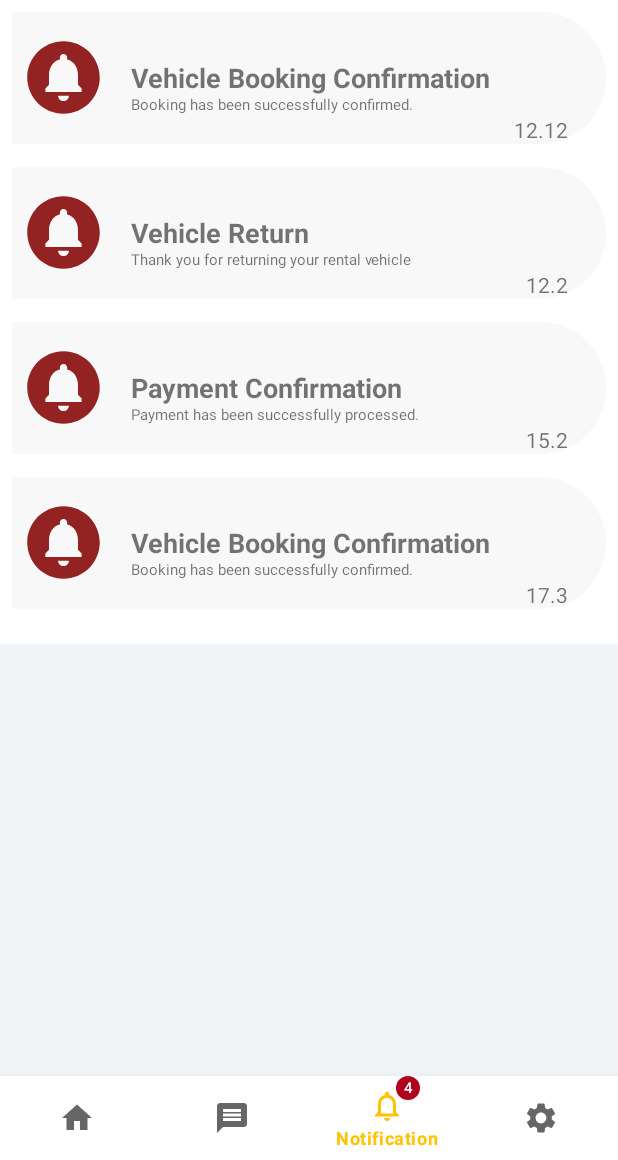
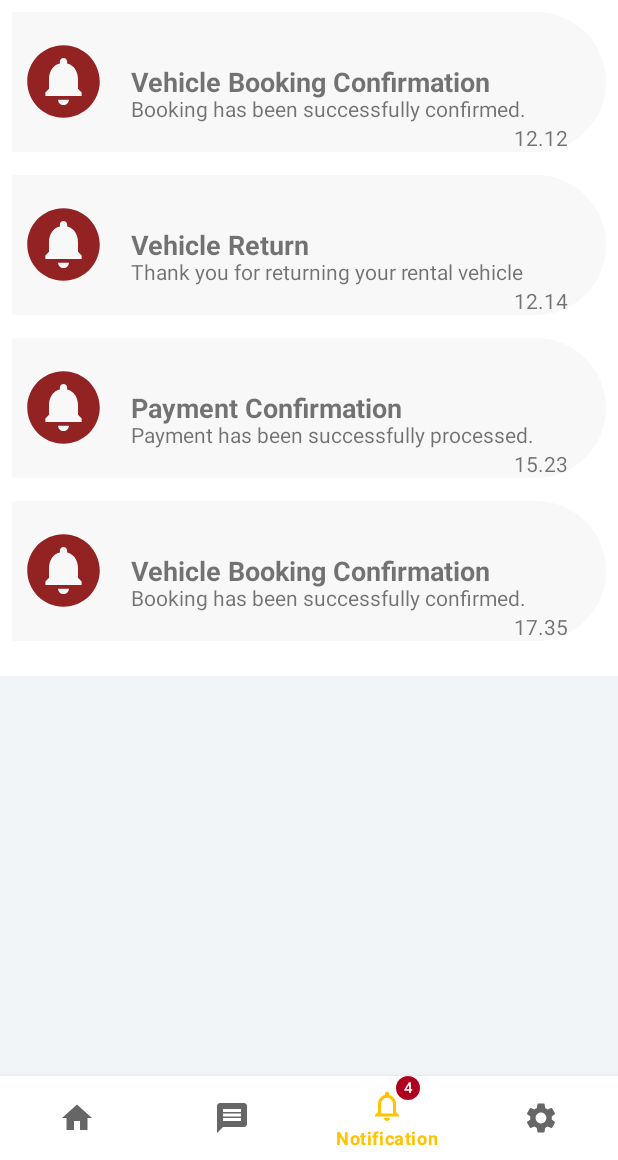
Before and after one commit to BK-KAVIYA/Rent-Car-Mobile-Application, an Android app: the screen it shows after launch once a user with an empty profile is signed in (Dashboard), item 3 of the bottom bar chosen, on a phone screen of 412 x 824 dp, the part 76-1236 px from its top. Run offline under Robolectric (Android 15) with nearby library versions, the phone set to English and light mode, and no system bars; our stand-ins replace Firebase (no records; nobody signed in at launch, a user with empty details on screens opened directly); Roboto replaces fonts that are not available here.

```diff
--- a/app/build.gradle
+++ b/app/build.gradle
@@ -40,6 +40,7 @@ dependencies {
     implementation 'com.google.android.material:material:1.5.0'
     implementation 'androidx.constraintlayout:constraintlayout:2.1.3'
     implementation 'androidx.legacy:legacy-support-v4:1.0.0'
+    implementation files('libs\\jtds-1.3.1.jar')
     testImplementation 'junit:junit:4.+'
     androidTestImplementation 'androidx.test.ext:junit:1.1.3'
     androidTestImplementation 'androidx.test.espresso:espresso-core:3.4.0'
--- /dev/null
+++ b/app/src/main/java/com/example/sourthenlankacarrental/Connection/DBConnection.java
@@ -0,0 +1,36 @@
+package com.example.sourthenlankacarrental.Connection;
+
+import android.os.StrictMode;
+import java.sql.Connection;
+import java.sql.DriverManager;
+import java.sql.SQLException;
+
+public class DBConnection {
+    Connection connection;
+    String username, password, ip, port, database;
+
+    public Connection getConnection() {
+        ip = "192.168.8.100";
+        port = "1444";
+        database = "slcrms";
+        username = "sa";
+        password = "1234";
+        StrictMode.ThreadPolicy policy=new StrictMode.ThreadPolicy.Builder().permitAll().build();
+        StrictMode.setThreadPolicy(policy);
+        Connection connection=null;
+        String ConnectionURL=null;
+
+        try {
+            Class.forName("net.sourceforge.jtds.jdbc.Driver");
+            ConnectionURL= "jdbc:jtds:sqlserver://"+ ip + ":"+ port+";"+ "databasename="+ database+";user="+username+";password="+password+";";
+
+            connection = DriverManager.getConnection(ConnectionURL);
+        } catch (ClassNotFoundException e) {
+            System.out.println("Exception Occurred: " + e.getMessage());
+        } catch (SQLException e) {
+            System.out.println("Exception Occurred: " + e.getMessage());
+        }
+
+        return connection;
+    }
+}
--- a/app/src/main/java/com/example/sourthenlankacarrental/HomeFragment.java
+++ b/app/src/main/java/com/example/sourthenlankacarrental/HomeFragment.java
@@ -14,6 +14,7 @@ import android.view.View;
 import android.view.ViewGroup;
 import android.widget.Button;
 
+import com.example.sourthenlankacarrental.Connection.DBConnection;
 import com.google.firebase.database.DataSnapshot;
 import com.google.firebase.database.DatabaseError;
 import com.google.firebase.database.DatabaseReference;
@@ -21,6 +22,10 @@ import com.google.firebase.database.FirebaseDatabase;
 import com.google.firebase.database.Query;
 import com.google.firebase.database.ValueEventListener;
 
+import java.sql.Connection;
+import java.sql.PreparedStatement;
+import java.sql.ResultSet;
+import java.sql.SQLException;
 import java.util.ArrayList;
 import java.util.List;
 
@@ -29,8 +34,7 @@ public class HomeFragment extends Fragment{
     //---newly added
     private RecyclerView.Adapter adapter;
     private RecyclerView recyclerView;
-    private FirebaseDatabase database;
-    private DatabaseReference myRef;
+    Connection connection;
     private DatabaseReference databaseReference;
 
     ArrayList<DynamicRVModel> item=new ArrayList();
@@ -48,57 +52,86 @@ public class HomeFragment extends Fragment{
     public View onCreateView(@NonNull LayoutInflater inflater, @Nullable ViewGroup container, @Nullable Bundle savedInstanceState) {
         View v = inflater.inflate(R.layout.fragment_home, container, false);
 
-        database = FirebaseDatabase.getInstance();
-        myRef = database.getReference();
-        databaseReference = database.getReference();
+        DBConnection dbConnection=new DBConnection();
+        connection=dbConnection.getConnection();
 
         RecyclerView drv = v.findViewById(R.id.rv_1);
         drv.setLayoutManager(new LinearLayoutManager(container.getContext()));
         dynamicRVAdapter = new DynamicRVAdapter(itemVehicle);
         drv.setAdapter(dynamicRVAdapter);
 
-        myRef.child("vehicle_list").addValueEventListener(new ValueEventListener() {
-            @Override
-            public void onDataChange(@NonNull DataSnapshot snapshot) {
+        if (connection != null) {
+
+            try {
+                String query = "SELECT * FROM [slcrms].[dbo].[vehicle] WHERE is_deleted = 0 AND is_service_out = 0";
+                PreparedStatement statement = null;
+                statement = connection.prepareStatement(query);
+                ResultSet resultSet = statement.executeQuery();
                 itemVehicle.clear();
-                for (DataSnapshot vehicelSnapshot : snapshot.getChildren()) {
-                    // Get the VehicleList object
-                    DynamicRVModel vehicleList = vehicelSnapshot.getValue(DynamicRVModel.class);
-                    Query query = databaseReference.child("vehicle").orderByChild("id").equalTo(vehicleList.getVehicele_id());
-                    query.addListenerForSingleValueEvent(new ValueEventListener() {
-                        @Override
-                        public void onDataChange(DataSnapshot dataSnapshot) {
-                            if (dataSnapshot.exists()) {
-                                List<Vehicle> vehicles = new ArrayList<>();
-                                for (DataSnapshot snapshot : dataSnapshot.getChildren()) {
-                                    Vehicle vehicle = snapshot.getValue(Vehicle.class);
-                                    vehicles.add(vehicle);
-                                }
-                                for (Vehicle vehicle : vehicles) {
-                                    itemVehicle.add(new DynamicItemList(vehicle.getId(),vehicle.getTitle(), vehicleList.getDescription(), vehicleList.getRating(), vehicle.getImage()));
-                                }
-                               dynamicRVAdapter.notifyDataSetChanged();
-                            }
-                            // Use the vehicle object here
-                            else {
-                                // Handle case when data doesn't exist
-                            }
-                        }
+                while (resultSet.next()){
+                    Vehicle vehicle=new Vehicle();
+                    vehicle.setId(resultSet.getInt(1));
+                    vehicle.setTitle(resultSet.getString(2));
+                    vehicle.setRating(5);
+                    vehicle.setDescription("Test description");
+                    vehicle.setImage(resultSet.getString(8));
 
-                        @Override
-                        public void onCancelled(DatabaseError databaseError) {
-                            // Handle error cases
-                        }
+                    itemVehicle.add(new DynamicItemList(vehicle.getId(),vehicle.getTitle(), vehicle.getDescription(), vehicle.getRating(), vehicle.getImage()));
 
-                    });
                 }
+                dynamicRVAdapter.notifyDataSetChanged();
+            } catch (SQLException e) {
+                throw new RuntimeException(e);
             }
 
-            @Override
-            public void onCancelled(@NonNull DatabaseError error) {
-                System.out.println("Error Occur-" + error.getMessage());
-            }
-        });
+
+
+        }
+
+
+
+//       connection.addValueEventListener(new ValueEventListener() {
+//            @Override
+//            public void onDataChange(@NonNull DataSnapshot snapshot) {
+//                itemVehicle.clear();
+//                for (DataSnapshot vehicelSnapshot : snapshot.getChildren()) {
+//                    // Get the VehicleList object
+//                    DynamicRVModel vehicleList = vehicelSnapshot.getValue(DynamicRVModel.class);
+//                    Query query = databaseReference.child("vehicle").orderByChild("id").equalTo(vehicleList.getVehicele_id());
+//                    query.addListenerForSingleValueEvent(new ValueEventListener() {
+//                        @Override
+//                        public void onDataChange(DataSnapshot dataSnapshot) {
+//                            if (dataSnapshot.exists()) {
+//                                List<Vehicle> vehicles = new ArrayList<>();
+//                                for (DataSnapshot snapshot : dataSnapshot.getChildren()) {
+//                                    Vehicle vehicle = snapshot.getValue(Vehicle.class);
+//                                    vehicles.add(vehicle);
+//                                }
+//                                for (Vehicle vehicle : vehicles) {
+//                                    itemVehicle.add(new DynamicItemList(vehicle.getId(),vehicle.getTitle(), vehicleList.getDescription(), vehicleList.getRating(), vehicle.getImage()));
+//                                }
+//                               dynamicRVAdapter.notifyDataSetChanged();
+//                            }
+//                            // Use the vehicle object here
+//                            else {
+//                                // Handle case when data doesn't exist
+//                            }
+//                        }
+//
+//                        @Override
+//                        public void onCancelled(DatabaseError databaseError) {
+//                            // Handle error cases
+//                        }
+//
+//                    });
+//                }
+//            }
+//
+//            @Override
+//            public void onCancelled(@NonNull DatabaseError error) {
+//                System.out.println("Error Occur-" + error.getMessage());
+//            }
+//        });
 
         return v;
     }
--- a/app/src/main/java/com/example/sourthenlankacarrental/notification/NotificationFragment.java
+++ b/app/src/main/java/com/example/sourthenlankacarrental/notification/NotificationFragment.java
@@ -31,9 +31,9 @@ public class NotificationFragment extends Fragment {
 
         dataList = new ArrayList<>();
         dataList.add(new Notification("Vehicle Booking Confirmation", "Booking has been successfully confirmed.", 4, 12.12));
-        dataList.add(new Notification("Vehicle Return", "Thank you for returning your rental vehicle", 4, 12.20));
-        dataList.add(new Notification("Payment Confirmation", "Payment has been successfully processed. ", 4, 15.20));
-        dataList.add(new Notification("Vehicle Booking Confirmation", "Booking has been successfully confirmed.", 4, 17.30));
+        dataList.add(new Notification("Vehicle Return", "Thank you for returning your rental vehicle", 4, 12.14));
+        dataList.add(new Notification("Payment Confirmation", "Payment has been successfully processed. ", 4, 15.23));
+        dataList.add(new Notification("Vehicle Booking Confirmation", "Booking has been successfully confirmed.", 4, 17.35));
 
         // Add more items as needed
 
--- a/app/src/main/res/layout/activity_gaurantor_details.xml
+++ b/app/src/main/res/layout/activity_gaurantor_details.xml
@@ -206,7 +206,7 @@
                 android:layout_marginLeft="120dp"
                 android:layout_width="wrap_content"
                 android:layout_height="wrap_content"
-                android:text="Nic Coppy"
+                android:text="NIC Copy"
                 android:textColor="@color/black"
                 android:textSize="16sp" />
 
--- a/app/src/main/res/layout/activity_login.xml
+++ b/app/src/main/res/layout/activity_login.xml
@@ -34,7 +34,7 @@
         android:id="@+id/slogo_name"
         android:layout_width="wrap_content"
         android:layout_height="wrap_content"
-        android:text="Sing In to Continue"
+        android:text="Sign In to Continue"
         android:transitionName="logo_desc"
         android:textColor="#000"
         android:textSize="18dp" />
@@ -119,7 +119,7 @@
             android:layout_width="match_parent"
             android:layout_height="wrap_content"
             android:layout_gravity="right"
-            android:text="New User? SING UP"
+            android:text="New User? SIGN UP"
             android:textColor="#000"
             android:background="#00000000"
             android:elevation="0dp"
--- a/app/src/main/res/layout/activity_sing_up.xml
+++ b/app/src/main/res/layout/activity_sing_up.xml
@@ -34,7 +34,7 @@
     <TextView
         android:layout_width="wrap_content"
         android:layout_height="wrap_content"
-        android:text="SingUp to Start Your new Journey"
+        android:text="Sign Up to Start Your new Journey"
         android:textSize="18sp"
         android:transitionName="logo_desc"/>
 
@@ -160,7 +160,7 @@
             android:layout_marginTop="10dp"
             android:layout_width="match_parent"
             android:layout_height="wrap_content"
-            android:text="Sing Up"
+            android:text="Sign Up"
             android:background="#000"
             android:textColor="#fff"
             android:id="@+id/reg_btn"
--- a/app/src/main/res/layout/activity_user_profile.xml
+++ b/app/src/main/res/layout/activity_user_profile.xml
@@ -182,7 +182,7 @@
                 android:layout_width="match_parent"
                 android:layout_height="wrap_content"
                 android:layout_marginTop="10dp"
-                android:hint="User Name">
+                android:hint="Address">
 
                 <com.google.android.material.textfield.TextInputEditText
                     android:id="@+id/user_name_profile"
--- a/app/src/main/res/layout/notification_layout.xml
+++ b/app/src/main/res/layout/notification_layout.xml
@@ -32,7 +32,7 @@
         android:layout_below="@id/textViewTitle"
         android:layout_toEndOf="@id/imageViewIcon"
         android:text="Notification Message"
-        android:textSize="10sp"
+        android:textSize="14sp"
         android:layout_marginTop="30dp"
         android:layout_marginStart="16dp" />
     <TextView
```
Also changed, not shown: app/src/main/java/com/example/sourthenlankacarrental/Login.java (+54 -48 lines), app/src/main/java/com/example/sourthenlankacarrental/SettingFragment.java (+63 -92 lines), app/src/main/java/com/example/sourthenlankacarrental/SingUp.java (+37 -19 lines), app/src/main/java/com/example/sourthenlankacarrental/Vehicle.java (+20 -0 lines), app/src/main/java/com/example/sourthenlankacarrental/user/UserSingleton.java (added, +24 -0 lines), app/libs/jtds-1.3.1.jar (added), 1 other file.
